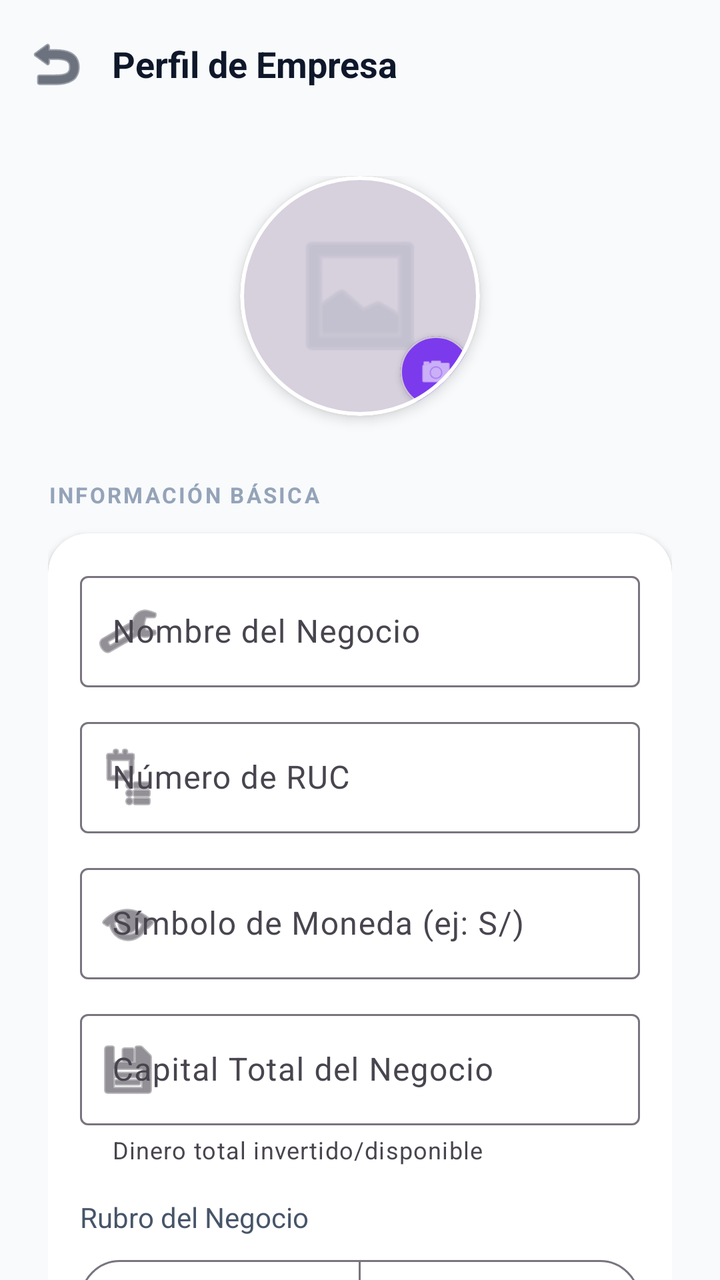
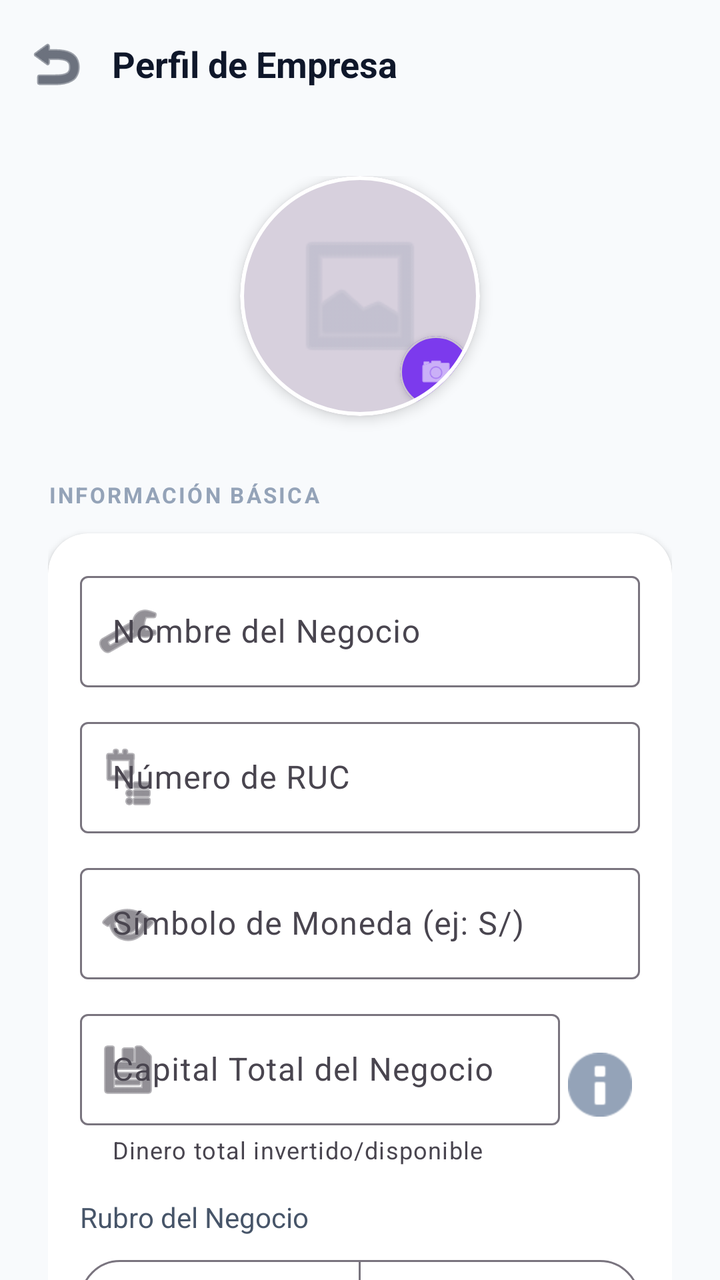

An Android layout rendered at two revisions. The XML below is the earlier revision; the diff shows what the commit changed to produce the second picture.
<!-- AndroidManifest.xml: application theme Theme.Naxor -->
<!-- res/layout/activity_settings.xml -->
<?xml version="1.0" encoding="utf-8"?>
<androidx.coordinatorlayout.widget.CoordinatorLayout xmlns:android="http://schemas.android.com/apk/res/android"
    xmlns:app="http://schemas.android.com/apk/res-auto"
    xmlns:tools="http://schemas.android.com/tools"
    android:layout_width="match_parent"
    android:layout_height="match_parent"
    android:background="@color/slate_50">

    <com.google.android.material.appbar.AppBarLayout
        android:layout_width="match_parent"
        android:layout_height="wrap_content"
        android:background="@color/slate_50"
        app:elevation="0dp">

        <com.google.android.material.appbar.MaterialToolbar
            android:id="@+id/toolbarSettings"
            android:layout_width="match_parent"
            android:layout_height="?attr/actionBarSize"
            app:navigationIcon="@android:drawable/ic_menu_revert"
            app:navigationIconTint="@color/slate_900">

            <TextView
                android:layout_width="wrap_content"
                android:layout_height="wrap_content"
                android:text="Perfil de Empresa"
                android:textSize="18sp"
                android:textStyle="bold"
                android:textColor="@color/slate_900" />

            
            <View
                android:id="@+id/btnBackSettings"
                android:layout_width="1dp"
                android:layout_height="1dp"
                android:visibility="gone" />

        </com.google.android.material.appbar.MaterialToolbar>
    </com.google.android.material.appbar.AppBarLayout>

    <androidx.core.widget.NestedScrollView
        android:layout_width="match_parent"
        android:layout_height="match_parent"
        app:layout_behavior="@string/appbar_scrolling_view_behavior">

        <LinearLayout
            android:layout_width="match_parent"
            android:layout_height="wrap_content"
            android:orientation="vertical"
            android:padding="24dp">

            
            <com.google.android.material.card.MaterialCardView
                android:id="@+id/cardBusinessLogo"
                android:layout_width="120dp"
                android:layout_height="120dp"
                android:layout_gravity="center"
                android:layout_marginBottom="32dp"
                app:cardCornerRadius="60dp"
                app:cardElevation="4dp"
                app:strokeWidth="2dp"
                app:strokeColor="@color/white">

                <FrameLayout
                    android:layout_width="match_parent"
                    android:layout_height="match_parent">

                    <ImageView
                        android:id="@+id/ivBusinessLogo"
                        android:layout_width="match_parent"
                        android:layout_height="match_parent"
                        android:scaleType="centerCrop"
                        android:src="@android:drawable/ic_menu_gallery"
                        android:padding="24dp"
                        android:alpha="0.4"
                        app:tint="@color/slate_400" />

                    <View
                        android:layout_width="match_parent"
                        android:layout_height="match_parent"
                        android:background="#1A000000" />

                    <com.google.android.material.card.MaterialCardView
                        android:layout_width="36dp"
                        android:layout_height="36dp"
                        android:layout_gravity="bottom|end"
                        android:layout_margin="4dp"
                        app:cardCornerRadius="18dp"
                        app:cardElevation="2dp"
                        app:cardBackgroundColor="@color/purple_600">
                        <ImageView
                            android:layout_width="18dp"
                            android:layout_height="18dp"
                            android:layout_gravity="center"
                            android:src="@android:drawable/ic_menu_camera"
                            app:tint="@color/white" />
                    </com.google.android.material.card.MaterialCardView>
                </FrameLayout>
            </com.google.android.material.card.MaterialCardView>

            
            <TextView
                android:layout_width="wrap_content"
                android:layout_height="wrap_content"
                android:text="INFORMACIÓN BÁSICA"
                android:textSize="11sp"
                android:textStyle="bold"
                android:textColor="@color/slate_400"
                android:letterSpacing="0.1"
                android:layout_marginBottom="12dp" />

            <com.google.android.material.card.MaterialCardView
                android:layout_width="match_parent"
                android:layout_height="wrap_content"
                android:layout_marginBottom="24dp"
                app:cardCornerRadius="20dp"
                app:cardElevation="2dp"
                app:cardBackgroundColor="@color/white"
                app:strokeWidth="0dp">

                <LinearLayout
                    android:layout_width="match_parent"
                    android:layout_height="wrap_content"
                    android:orientation="vertical"
                    android:padding="16dp">

                    <com.google.android.material.textfield.TextInputLayout
                        style="@style/Widget.Material3.TextInputLayout.OutlinedBox"
                        android:layout_width="match_parent"
                        android:layout_height="wrap_content"
                        android:hint="Nombre del Negocio"
                        app:startIconDrawable="@android:drawable/ic_menu_manage"
                        android:layout_marginBottom="12dp">
                        <com.google.android.material.textfield.TextInputEditText
                            android:id="@+id/etBusinessName"
                            android:layout_width="match_parent"
                            android:layout_height="wrap_content"
                            android:inputType="textCapWords" />
                    </com.google.android.material.textfield.TextInputLayout>

                    <com.google.android.material.textfield.TextInputLayout
                        style="@style/Widget.Material3.TextInputLayout.OutlinedBox"
                        android:layout_width="match_parent"
                        android:layout_height="wrap_content"
                        android:hint="Número de RUC"
                        app:startIconDrawable="@android:drawable/ic_menu_agenda"
                        android:layout_marginBottom="12dp">
                        <com.google.android.material.textfield.TextInputEditText
                            android:id="@+id/etBusinessRuc"
                            android:layout_width="match_parent"
                            android:layout_height="wrap_content"
                            android:inputType="number"
                            android:maxLength="11" />
                    </com.google.android.material.textfield.TextInputLayout>

                    <com.google.android.material.textfield.TextInputLayout
                        style="@style/Widget.Material3.TextInputLayout.OutlinedBox"
                        android:layout_width="match_parent"
                        android:layout_height="wrap_content"
                        android:hint="Símbolo de Moneda (ej: S/)"
                        app:startIconDrawable="@android:drawable/ic_menu_view"
                        android:layout_marginBottom="12dp">
                        <com.google.android.material.textfield.TextInputEditText
                            android:id="@+id/etCurrencySymbol"
                            android:layout_width="match_parent"
                            android:layout_height="wrap_content"
                            android:maxLength="3" />
                    </com.google.android.material.textfield.TextInputLayout>

                    <com.google.android.material.textfield.TextInputLayout
                        style="@style/Widget.Material3.TextInputLayout.OutlinedBox"
                        android:layout_width="match_parent"
                        android:layout_height="wrap_content"
                        android:hint="Capital Total del Negocio"
                        app:startIconDrawable="@android:drawable/ic_menu_save"
                        android:layout_marginBottom="16dp"
                        app:helperText="Dinero total invertido/disponible">
                        <com.google.android.material.textfield.TextInputEditText
                            android:id="@+id/etBusinessCapital"
                            android:layout_width="match_parent"
                            android:layout_height="wrap_content"
                            android:inputType="numberDecimal" />
                    </com.google.android.material.textfield.TextInputLayout>

                    <TextView
                        android:layout_width="wrap_content"
                        android:layout_height="wrap_content"
                        android:text="Rubro del Negocio"
                        android:textSize="14sp"
                        android:textColor="@color/slate_600"
                        android:layout_marginBottom="8dp" />

                    <com.google.android.material.button.MaterialButtonToggleGroup
                        android:id="@+id/toggleBusinessType"
                        android:layout_width="match_parent"
                        android:layout_height="wrap_content"
                        app:singleSelection="true"
                        app:selectionRequired="true">
                        <com.google.android.material.button.MaterialButton
                            android:id="@+id/btnTypeProducts"
                            style="@style/Widget.Material3.Button.OutlinedButton"
                            android:layout_width="0dp"
                            android:layout_height="wrap_content"
                            android:layout_weight="1"
                            android:text="Productos" />
                        <com.google.android.material.button.MaterialButton
                            android:id="@+id/btnTypeServices"
                            style="@style/Widget.Material3.Button.OutlinedButton"
                            android:layout_width="0dp"
                            android:layout_height="wrap_content"
                            android:layout_weight="1"
                            android:text="Servicios" />
                    </com.google.android.material.button.MaterialButtonToggleGroup>

                    
                    <LinearLayout
                        android:id="@+id/layoutHotelOption"
                        android:layout_width="match_parent"
                        android:layout_height="wrap_content"
                        android:orientation="vertical"
                        android:layout_marginTop="12dp"
                        android:visibility="gone"
                        tools:visibility="visible">

                        <TextView
                            android:layout_width="wrap_content"
                            android:layout_height="wrap_content"
                            android:text="Especialidad de Servicio"
                            android:textSize="12sp"
                            android:textColor="@color/slate_500"
                            android:layout_marginBottom="8dp" />

                        <com.google.android.material.button.MaterialButton
                            android:id="@+id/btnSelectHotel"
                            style="@style/Widget.Material3.Button.OutlinedButton"
                            android:layout_width="match_parent"
                            android:layout_height="wrap_content"
                            android:text="🏨 Hotelería / Hospedaje"
                            android:textAlignment="viewStart"
                            app:icon="@android:drawable/ic_menu_agenda"
                            app:iconGravity="textStart"
                            android:layout_marginBottom="8dp" />

                        <com.google.android.material.button.MaterialButton
                            android:id="@+id/btnSelectLoans"
                            style="@style/Widget.Material3.Button.OutlinedButton"
                            android:layout_width="match_parent"
                            android:layout_height="wrap_content"
                            android:text="💸 Préstamos / Créditos"
                            android:textAlignment="viewStart"
                            app:icon="@android:drawable/ic_menu_save"
                            app:iconGravity="textStart" />
                    </LinearLayout>

                    <com.google.android.material.button.MaterialButton
                        android:id="@+id/btnChangeSystem"
                        style="@style/Widget.Material3.Button.TonalButton"
                        android:layout_width="match_parent"
                        android:layout_height="wrap_content"
                        android:layout_marginTop="16dp"
                        android:text="Cambiar de sistema"
                        android:visibility="gone"
                        app:icon="@android:drawable/ic_menu_rotate" />
                </LinearLayout>
            </com.google.android.material.card.MaterialCardView>

            <TextView
                android:layout_width="wrap_content"
                android:layout_height="wrap_content"
                android:text="CONTACTO Y UBICACIÓN"
                android:textSize="11sp"
                android:textStyle="bold"
                android:textColor="@color/slate_400"
                android:letterSpacing="0.1"
                android:layout_marginBottom="12dp" />

            <com.google.android.material.card.MaterialCardView
                android:layout_width="match_parent"
                android:layout_height="wrap_content"
                android:layout_marginBottom="24dp"
                app:cardCornerRadius="20dp"
                app:cardElevation="2dp"
                app:cardBackgroundColor="@color/white"
                app:strokeWidth="0dp">

                <LinearLayout
                    android:layout_width="match_parent"
                    android:layout_height="wrap_content"
                    android:orientation="vertical"
                    android:padding="16dp">

                    <com.google.android.material.textfield.TextInputLayout
                        style="@style/Widget.Material3.TextInputLayout.OutlinedBox"
                        android:layout_width="match_parent"
                        android:layout_height="wrap_content"
                        android:hint="Dirección Física"
                        app:startIconDrawable="@android:drawable/ic_menu_mylocation"
                        android:layout_marginBottom="12dp">
                        <com.google.android.material.textfield.TextInputEditText
                            android:id="@+id/etBusinessAddress"
                            android:layout_width="match_parent"
                            android:layout_height="wrap_content"
                            android:inputType="textPostalAddress" />
                    </com.google.android.material.textfield.TextInputLayout>

                    <com.google.android.material.textfield.TextInputLayout
                        style="@style/Widget.Material3.TextInputLayout.OutlinedBox"
                        android:layout_width="match_parent"
                        android:layout_height="wrap_content"
                        android:hint="WhatsApp / Teléfono"
                        app:startIconDrawable="@android:drawable/ic_menu_call">
                        <com.google.android.material.textfield.TextInputEditText
                            android:id="@+id/etBusinessPhone"
                            android:layout_width="match_parent"
                            android:layout_height="wrap_content"
                            android:inputType="phone" />
                    </com.google.android.material.textfield.TextInputLayout>
                </LinearLayout>
            </com.google.android.material.card.MaterialCardView>

            <TextView
                android:layout_width="wrap_content"
                android:layout_height="wrap_content"
                android:text="SEGURIDAD Y APIS"
                android:textSize="11sp"
                android:textStyle="bold"
                android:textColor="@color/slate_400"
                android:letterSpacing="0.1"
                android:layout_marginBottom="12dp" />

            <com.google.android.material.card.MaterialCardView
                android:layout_width="match_parent"
                android:layout_height="wrap_content"
                android:layout_marginBottom="32dp"
                app:cardCornerRadius="20dp"
                app:cardElevation="2dp"
                app:cardBackgroundColor="@color/white"
                app:strokeWidth="0dp">

                <LinearLayout
                    android:layout_width="match_parent"
                    android:layout_height="wrap_content"
                    android:orientation="vertical"
                    android:padding="16dp">

                    <com.google.android.material.textfield.TextInputLayout
                        style="@style/Widget.Material3.TextInputLayout.OutlinedBox"
                        android:layout_width="match_parent"
                        android:layout_height="wrap_content"
                        android:hint="PIN de Seguridad (4 dígitos)"
                        app:startIconDrawable="@android:drawable/ic_lock_lock"
                        app:passwordToggleEnabled="true"
                        android:layout_marginBottom="12dp">
                        <com.google.android.material.textfield.TextInputEditText
                            android:id="@+id/etSecurityPin"
                            android:layout_width="match_parent"
                            android:layout_height="wrap_content"
                            android:inputType="numberPassword"
                            android:maxLength="4" />
                    </com.google.android.material.textfield.TextInputLayout>

                    <com.google.android.material.textfield.TextInputLayout
                        style="@style/Widget.Material3.TextInputLayout.OutlinedBox"
                        android:layout_width="match_parent"
                        android:layout_height="wrap_content"
                        android:hint="Token de ApisPeru"
                        app:startIconDrawable="@android:drawable/ic_menu_send"
                        app:passwordToggleEnabled="true"
                        app:helperText="Opcional: Para consultas RUC/DNI">
                        <com.google.android.material.textfield.TextInputEditText
                            android:id="@+id/etApiToken"
                            android:layout_width="match_parent"
                            android:layout_height="wrap_content"
                            android:inputType="textPassword" />
                    </com.google.android.material.textfield.TextInputLayout>
                </LinearLayout>
            </com.google.android.material.card.MaterialCardView>

            <TextView
                android:layout_width="wrap_content"
                android:layout_height="wrap_content"
                android:text="COMUNIDAD Y APOYO"
                android:textSize="11sp"
                android:textStyle="bold"
                android:textColor="@color/slate_400"
                android:letterSpacing="0.1"
                android:layout_marginBottom="12dp" />

            <com.google.android.material.card.MaterialCardView
                android:id="@+id/btnSupportCreator"
                android:layout_width="match_parent"
                android:layout_height="wrap_content"
                android:layout_marginBottom="32dp"
                app:cardCornerRadius="20dp"
                app:cardElevation="2dp"
                app:cardBackgroundColor="@color/white"
                app:strokeWidth="1dp"
                app:strokeColor="@color/emerald_600"
                android:clickable="true"
                android:focusable="true">

                <LinearLayout
                    android:layout_width="match_parent"
                    android:layout_height="wrap_content"
                    android:orientation="horizontal"
                    android:padding="16dp"
                    android:gravity="center_vertical">

                    <ImageView
                        android:layout_width="40dp"
                        android:layout_height="40dp"
                        android:src="@android:drawable/btn_star_big_on"
                        app:tint="@color/emerald_600" />

                    <LinearLayout
                        android:layout_width="0dp"
                        android:layout_height="wrap_content"
                        android:layout_weight="1"
                        android:orientation="vertical"
                        android:layout_marginStart="16dp">

                        <TextView
                            android:layout_width="wrap_content"
                            android:layout_height="wrap_content"
                            android:text="Apoyar al Creador de Nexur"
                            android:textStyle="bold"
                            android:textSize="16sp"
                            android:textColor="@color/slate_900" />

                            <TextView
                                android:layout_width="wrap_content"
                                android:layout_height="wrap_content"
                                android:text="Ayúdanos a mantener Naxor gratuito"
                                android:textSize="12sp"
                                android:textColor="@color/slate_500" />
                    </LinearLayout>

                    <ImageView
                        android:layout_width="20dp"
                        android:layout_height="20dp"
                        android:src="@android:drawable/ic_menu_revert"
                        android:rotation="180"
                        app:tint="@color/slate_300" />
                </LinearLayout>
            </com.google.android.material.card.MaterialCardView>

            <com.google.android.material.button.MaterialButton
                android:id="@+id/btnSaveSettings"
                android:layout_width="match_parent"
                android:layout_height="60dp"
                android:text="Guardar Cambios"
                android:textSize="16sp"
                android:textStyle="bold"
                app:cornerRadius="16dp"
                app:backgroundTint="@color/purple_600"
                app:icon="@android:drawable/ic_menu_save"
                app:iconGravity="textStart"
                android:layout_marginBottom="24dp" />

        </LinearLayout>
    </androidx.core.widget.NestedScrollView>

</androidx.coordinatorlayout.widget.CoordinatorLayout>
<!-- resources referenced by this layout -->
<resources>
  <color name="emerald_600">#059669</color>
  <color name="purple_600">#7C3AED</color>
  <color name="slate_300">#CBD5E1</color>
  <color name="slate_400">#94A3B8</color>
  <color name="slate_50">#F8FAFC</color>
  <color name="slate_500">#64748B</color>
  <color name="slate_600">#475569</color>
  <color name="slate_900">#0F172A</color>
  <color name="white">#FFFFFFFF</color>
  <style name="Theme.Naxor" parent="Base.Theme.Naxor" />
  <style name="Base.Theme.Naxor" parent="Theme.Material3.DayNight.NoActionBar">
          
          
      </style>
</resources>

<!-- the commit's change to res/layout/activity_settings.xml (unified diff, before → after) -->
@@ -166,20 +166,36 @@
                             android:maxLength="3" />
                     </com.google.android.material.textfield.TextInputLayout>
 
-                    <com.google.android.material.textfield.TextInputLayout
-                        style="@style/Widget.Material3.TextInputLayout.OutlinedBox"
-                        android:layout_width="match_parent"
-                        android:layout_height="wrap_content"
-                        android:hint="Capital Total del Negocio"
-                        app:startIconDrawable="@android:drawable/ic_menu_save"
-                        android:layout_marginBottom="16dp"
-                        app:helperText="Dinero total invertido/disponible">
-                        <com.google.android.material.textfield.TextInputEditText
-                            android:id="@+id/etBusinessCapital"
-                            android:layout_width="match_parent"
-                            android:layout_height="wrap_content"
-                            android:inputType="numberDecimal" />
-                    </com.google.android.material.textfield.TextInputLayout>
+                    <LinearLayout
+                        android:layout_width="match_parent"
+                        android:layout_height="wrap_content"
+                        android:orientation="horizontal"
+                        android:gravity="center_vertical"
+                        android:layout_marginBottom="16dp">
+
+                        <com.google.android.material.textfield.TextInputLayout
+                            style="@style/Widget.Material3.TextInputLayout.OutlinedBox"
+                            android:layout_width="0dp"
+                            android:layout_weight="1"
+                            android:layout_height="wrap_content"
+                            android:hint="Capital Total del Negocio"
+                            app:startIconDrawable="@android:drawable/ic_menu_save"
+                            app:helperText="Dinero total invertido/disponible">
+                            <com.google.android.material.textfield.TextInputEditText
+                                android:id="@+id/etBusinessCapital"
+                                android:layout_width="match_parent"
+                                android:layout_height="wrap_content"
+                                android:inputType="numberDecimal" />
+                        </com.google.android.material.textfield.TextInputLayout>
+
+                        <ImageButton
+                            android:id="@+id/btnInfoCapital"
+                            android:layout_width="40dp"
+                            android:layout_height="40dp"
+                            android:background="?attr/selectableItemBackgroundBorderless"
+                            android:src="@android:drawable/ic_dialog_info"
+                            app:tint="@color/slate_400" />
+                    </LinearLayout>
 
                     <TextView
                         android:layout_width="wrap_content"
